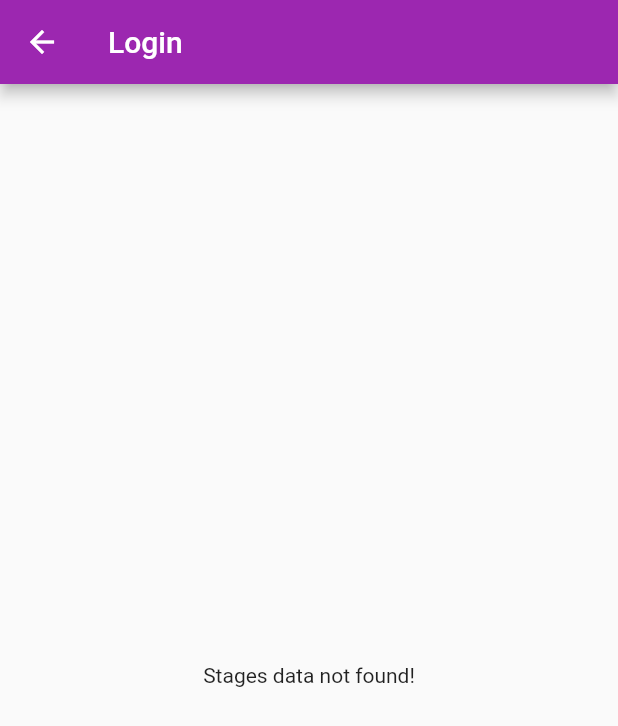
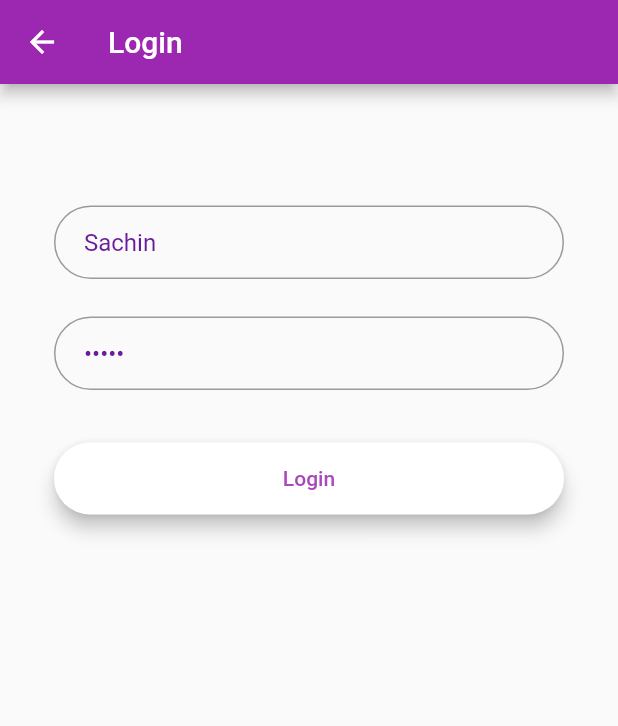
Before and after one commit to sachinsonvane/OPTUS_UI_Development, a Flutter app: the LoginPage screen opened directly, on a phone screen of 412 x 824 dp. Shown: the top 726 px of the screen. Run offline on Flutter 3.47's test engine with Material 2 defaults, Android fonts, the phone set to English and light mode, and no system bars; accounts and stored records are empty; Roboto replaces fonts that are missing (Rubik).

Commit message:
Login view, viewmodel changes

```diff
--- a/optusdemo/lib/main.dart
+++ b/optusdemo/lib/main.dart
@@ -4,7 +4,9 @@ import 'package:flutter/cupertino.dart';
 import 'package:flutter/material.dart';
 import 'package:flutter/services.dart';
 import 'package:optusdemo/view/DashboardPage.dart';
+import 'package:optusdemo/view/LoginPage.dart';
 import 'package:optusdemo/viewmodel/DashboardViewModel.dart';
+import 'package:optusdemo/viewmodel/LoginViewModel.dart';
 import 'package:provider/provider.dart';
 
 void main() {
@@ -23,6 +25,7 @@ class MyApp extends StatelessWidget {
   Widget build(BuildContext context) {
     return MultiProvider(
       providers: [
+        ChangeNotifierProvider.value(value: LoginViewModel()),
         ChangeNotifierProvider.value(value: DashboardViewModel()),
       ],
       child: MaterialApp(
@@ -35,7 +38,7 @@ class MyApp extends StatelessWidget {
         ),
         initialRoute: '/',
         routes: {
-          '/': (context) => DashboardPage(),
+          '/': (context) => LoginPage(),
         },
       ),
     );
--- a/optusdemo/lib/repo/Repositorys.dart
+++ b/optusdemo/lib/repo/Repositorys.dart
@@ -23,7 +23,7 @@ class Repositorys {
     dynamic response = await _stageService.getResponse(value);
     final jsonData = response['results'] as dynamic;
     UserInfo userInfo =
-    jsonData.map((tagJson) => UserInfo.fromJson(tagJson)).toList();
+    jsonData.map((tagJson) => UserInfo.fromJson(tagJson));
     return userInfo;
 
   }
--- a/optusdemo/lib/view/LoginPage.dart
+++ b/optusdemo/lib/view/LoginPage.dart
@@ -9,14 +9,19 @@ import 'package:provider/provider.dart';
 import '../api/ApiResponses.dart';
 import '../model/UserInfo.dart';
 import '../viewmodel/DashboardViewModel.dart';
+import 'DashboardPage.dart';
 
 class LoginPage extends StatefulWidget {
+
   @override
   _LoginPage createState() => _LoginPage();
 }
 
 class _LoginPage extends State<LoginPage> {
 
+  final _formKey = GlobalKey<FormState>();
+  final mUserNameController = TextEditingController(text: "Sachin");
+  final mPasswordController = TextEditingController(text: "12345");
 
   Widget getLoginWidget(BuildContext context, ApiResponse apiResponse) {
 
@@ -50,7 +55,7 @@ class _LoginPage extends State<LoginPage> {
       case Status.INITIAL:
       default:
         return Center(
-          child: Text('Stages data not found!'),
+          child: Text(''),
         );
     }
   }
@@ -59,33 +64,99 @@ class _LoginPage extends State<LoginPage> {
   Widget build(BuildContext context) {
 
     ApiResponse apiResponse = Provider.of<DashboardViewModel>(context).response;
+
+    final emailField = TextFormField(
+      obscureText: false,
+      style: TextStyle(fontFamily: "Rubik",color: Colors.purple[800]),
+      validator: (value) {
+        //if (value.isEmpty) {
+          return 'Please enter movie title';
+       // }
+        return null;
+      },
+      controller: mUserNameController,
+      decoration: InputDecoration(
+          contentPadding: EdgeInsets.fromLTRB(20.0, 15.0, 20.0, 15.0),
+          hintText: "Username",
+
+          border:
+          OutlineInputBorder(borderRadius: BorderRadius.circular(32.0))),
+    );
+    final passwordField = TextFormField(
+      obscureText: true,
+      style: TextStyle(fontFamily: "Rubik",color: Colors.purple[800]),
+      validator: (value) {
+        //if (value.isEmpty) {
+          return 'Please enter password';
+       // }
+        return null;
+      },
+      controller: mPasswordController,
+      decoration: InputDecoration(
+          contentPadding: EdgeInsets.fromLTRB(20.0, 15.0, 20.0, 15.0),
+          hintText: "Password",
+          border:
+          OutlineInputBorder(borderRadius: BorderRadius.circular(32.0))),
+    );
+    final loginButon = Material(
+        elevation: 5.0,
+        borderRadius: BorderRadius.circular(30.0),
+        color: Colors.white,
+        child: MaterialButton(
+          minWidth: MediaQuery
+              .of(context)
+              .size
+              .width,
+          padding: EdgeInsets.fromLTRB(20.0, 15.0, 20.0, 15.0),
+          onPressed: () {
+            //print("H1");
+            Navigator.push(
+              context,
+              MaterialPageRoute(builder: (context) => DashboardPage()),
+            );
+
+          },
+          child: Text("Login",style: TextStyle(fontFamily: "Rubik",color: Colors.purple[400]),
+            textAlign: TextAlign.center,
+          ),
+        ));
+
     return Scaffold(
 
       appBar: AppBar(
         title: Text('Login'),
       ),
-      body: Column(
+      body: SingleChildScrollView(
+      child:Column(
             children: <Widget>[
-              Padding(
-                padding: const EdgeInsets.symmetric(vertical: 10.0),
-                child: Row(
-                  children: <Widget>[
-                    Expanded(
-                      child: Container(
-                          margin: EdgeInsets.symmetric(horizontal: 20.0),
-                          decoration: BoxDecoration(
-                            color: Theme.of(context).accentColor.withAlpha(50),
-                            borderRadius: BorderRadius.circular(30.0),
+              Container(
+                  child: Padding(
+                    padding: const EdgeInsets.all(36.0),
+                    child: Form(
+                      key: _formKey,
+                      child: Column(
+                         children: <Widget>[
+
+                          SizedBox(height: 45.0),
+                          emailField,
+                          SizedBox(height: 25.0),
+                          passwordField,
+                          SizedBox(
+                            height: 35.0,
                           ),
-                          child: null
-                      ),
-                    ),
-                  ],
+                          loginButon,
+                          SizedBox(
+                            height: 15.0,
+                          ),
+
+                        ],
+                      ),),
+                  ),
                 ),
-              ),
-              Expanded(child: getLoginWidget(context, apiResponse)),
+
+            //  Expanded(child: getLoginWidget(context, apiResponse)),
             ],
-          ),
+          )),
     );
   }
 
```
